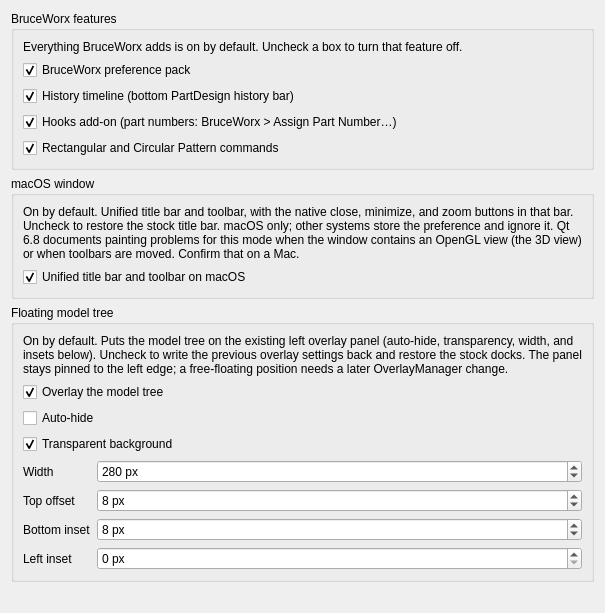
The window that src/Mod/BruceWorx/preferences-bruceworx.ui (brucecodes2023/FreeCAD_BruceWorx) describes before a commit, drawn with Qt 5.
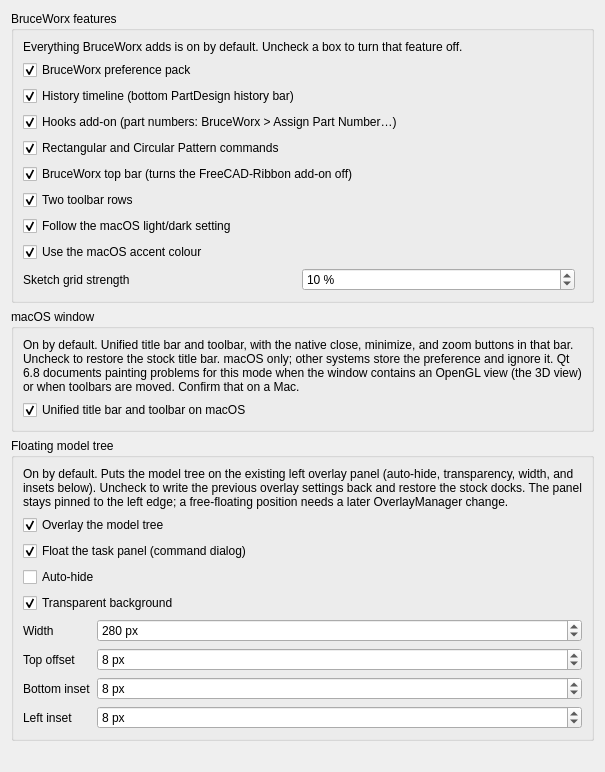
The same window after the commit. Custom widgets are drawn as their Qt base class.

Commit message: [BW] UI polish: theme tokens, floating panels, follow macOS appearance

Patch:
```diff
--- a/src/Mod/BruceWorx/preferences-bruceworx.ui
+++ b/src/Mod/BruceWorx/preferences-bruceworx.ui
@@ -98,6 +98,125 @@
         </property>
        </widget>
       </item>
+      <item>
+       <widget class="Gui::PrefCheckBox" name="UseBruceWorxBar">
+        <property name="toolTip">
+         <string>On by default. Add-ons that replace the toolbar area (FreeCAD-Ribbon) are not loaded while this is on; they stay installed, and stock FreeCAD still loads them. Takes effect on the next start.</string>
+        </property>
+        <property name="text">
+         <string>BruceWorx top bar (turns the FreeCAD-Ribbon add-on off)</string>
+        </property>
+        <property name="checked">
+         <bool>true</bool>
+        </property>
+        <property name="prefEntry" stdset="0">
+         <cstring>UseBruceWorxBar</cstring>
+        </property>
+        <property name="prefPath" stdset="0">
+         <cstring>BruceWorx</cstring>
+        </property>
+       </widget>
+      </item>
+      <item>
+       <widget class="Gui::PrefCheckBox" name="CompactToolbars">
+        <property name="toolTip">
+         <string>On by default. After each workbench switch, File, the workbench tabs and View share the first toolbar row and the workbench's tools follow on the second.</string>
+        </property>
+        <property name="text">
+         <string>Two toolbar rows</string>
+        </property>
+        <property name="checked">
+         <bool>true</bool>
+        </property>
+        <property name="prefEntry" stdset="0">
+         <cstring>CompactToolbars</cstring>
+        </property>
+        <property name="prefPath" stdset="0">
+         <cstring>BruceWorx</cstring>
+        </property>
+       </widget>
+      </item>
+      <item>
+       <widget class="Gui::PrefCheckBox" name="FollowSystemAppearance">
+        <property name="toolTip">
+         <string>On by default. Switches between the BruceWorx and BruceWorx Dark values (theme, viewport, view cube, edges) when macOS changes appearance. Uncheck to keep the theme picked on Preferences &gt; General.</string>
+        </property>
+        <property name="text">
+         <string>Follow the macOS light/dark setting</string>
+        </property>
+        <property name="checked">
+         <bool>true</bool>
+        </property>
+        <property name="prefEntry" stdset="0">
+         <cstring>FollowSystemAppearance</cstring>
+        </property>
+        <property name="prefPath" stdset="0">
+         <cstring>BruceWorx</cstring>
+        </property>
+       </widget>
+      </item>
+      <item>
+       <widget class="Gui::PrefCheckBox" name="FollowSystemAccent">
+        <property name="toolTip">
+         <string>On by default. The accent from System Settings &gt; Appearance colours buttons, checkboxes, selection and the view cube highlight. Text on it turns dark when white would be hard to read.</string>
+        </property>
+        <property name="text">
+         <string>Use the macOS accent colour</string>
+        </property>
+        <property name="checked">
+         <bool>true</bool>
+        </property>
+        <property name="prefEntry" stdset="0">
+         <cstring>FollowSystemAccent</cstring>
+        </property>
+        <property name="prefPath" stdset="0">
+         <cstring>BruceWorx</cstring>
+        </property>
+       </widget>
+      </item>
+      <item>
+       <layout class="QHBoxLayout" name="layoutSketchGrid">
+        <item>
+         <widget class="QLabel" name="labelSketchGridStrength">
+          <property name="text">
+           <string>Sketch grid strength</string>
+          </property>
+         </widget>
+        </item>
+        <item>
+         <widget class="Gui::PrefSpinBox" name="SketchGridStrength">
+          <property name="toolTip">
+           <string>How visible the sketch grid is: white lines on dark, black on light, at this opacity. Open sketches update at once. Python: bruceworx_grid.set_strength(14)</string>
+          </property>
+          <property name="suffix">
+           <string> %</string>
+          </property>
+          <property name="minimum">
+           <number>2</number>
+          </property>
+          <property name="maximum">
+           <number>40</number>
+          </property>
+          <property name="value">
+           <number>10</number>
+          </property>
+          <property name="prefEntry" stdset="0">
+           <cstring>SketchGridStrength</cstring>
+          </property>
+          <property name="prefPath" stdset="0">
+           <cstring>BruceWorx</cstring>
+          </property>
+         </widget>
+        </item>
+        <item>
+         <spacer name="spacerSketchGrid">
+          <property name="orientation">
+           <enum>Qt::Horizontal</enum>
+          </property>
+         </spacer>
+        </item>
+       </layout>
+      </item>
      </layout>
     </widget>
    </item>
@@ -174,6 +293,25 @@
         </property>
        </widget>
       </item>
+      <item>
+       <widget class="Gui::PrefCheckBox" name="FloatingTaskPanel">
+        <property name="toolTip">
+         <string>On by default. While the model tree floats, the task panel floats on the right as a card that shows while a command is open. Uncheck to dock it again.</string>
+        </property>
+        <property name="text">
+         <string>Float the task panel (command dialog)</string>
+        </property>
+        <property name="checked">
+         <bool>true</bool>
+        </property>
+        <property name="prefEntry" stdset="0">
+         <cstring>FloatingTaskPanel</cstring>
+        </property>
+        <property name="prefPath" stdset="0">
+         <cstring>BruceWorx</cstring>
+        </property>
+       </widget>
+      </item>
       <item>
        <widget class="Gui::PrefCheckBox" name="FloatingModelTreeAutoHide">
         <property name="toolTip">
@@ -332,7 +470,7 @@
            <number>2000</number>
           </property>
           <property name="value">
-           <number>0</number>
+           <number>8</number>
           </property>
           <property name="prefEntry" stdset="0">
            <cstring>FloatingModelTreeLeftInset</cstring>
```
Left out of the diff: 2 changed lines with no effect on the pictures. The commit also changes 27 other files.
